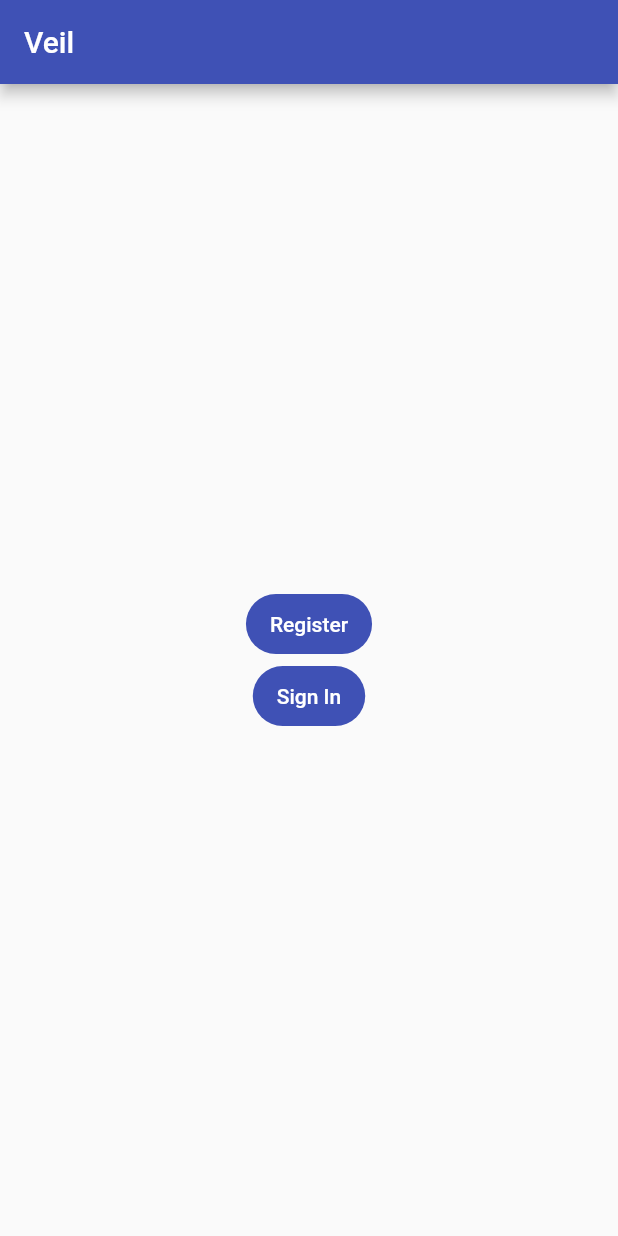
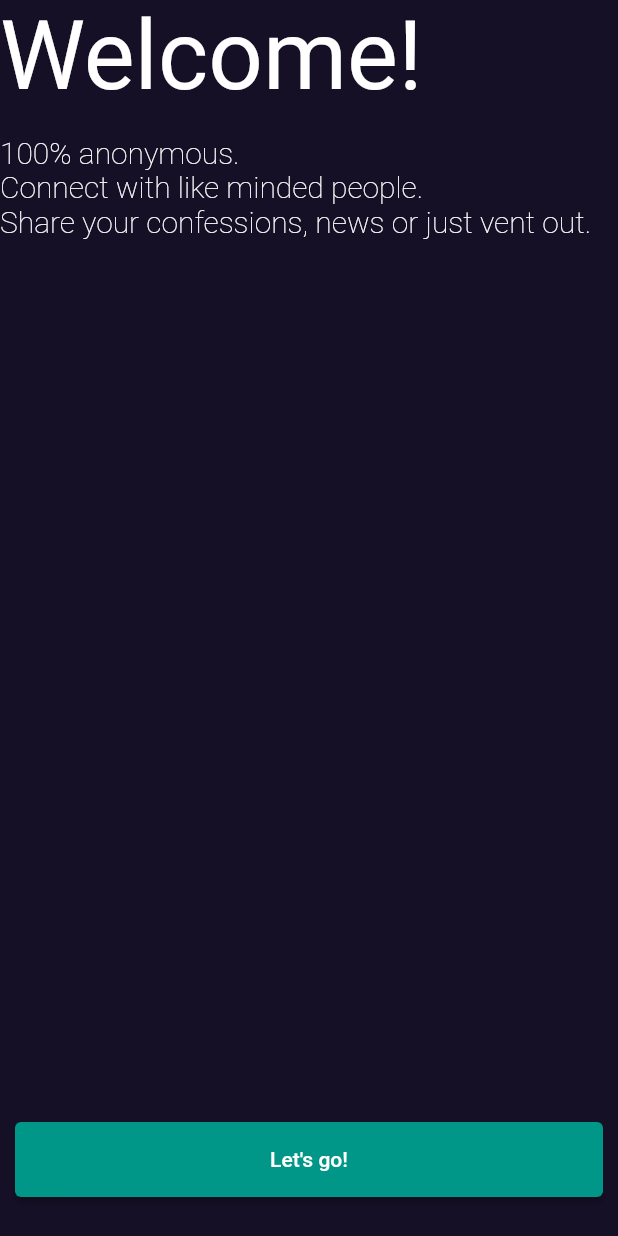
Before and after one commit to TheDevExperiment/flutter_app, a Flutter app: the screen it shows after launch, on a phone screen of 412 x 824 dp. Run offline on Flutter 3.47's test engine with Material 2 defaults, Android fonts, the phone set to English and light mode, and no system bars; our stand-ins replace shared_preferences.

Commit message:
Add one time welcome page

```diff
--- a/lib/src/app.dart
+++ b/lib/src/app.dart
@@ -1,5 +1,8 @@
 
 import 'package:flutter/material.dart';
+import 'package:shared_preferences/shared_preferences.dart';
+import 'package:veil/src/pages/home.dart';
+import 'package:veil/src/pages/register.dart';
 
 class App extends StatelessWidget {
   const App({super.key});
@@ -10,35 +13,18 @@ class App extends StatelessWidget {
     return MaterialApp(
       title: 'Veil',
       theme: ThemeData(
-        // This is the theme of your application.
-        //
-        // Try running your application with "flutter run". You'll see the
-        // application has a blue toolbar. Then, without quitting the app, try
-        // changing the primarySwatch below to Colors.green and then invoke
-        // "hot reload" (press "r" in the console where you ran "flutter run",
-        // or simply save your changes to "hot reload" in a Flutter IDE).
-        // Notice that the counter didn't reset back to zero; the application
-        // is not restarted.
-        primarySwatch: Colors.indigo,
+        primarySwatch: Colors.teal,
+        scaffoldBackgroundColor: const Color(0xFF151026)
       ),
-      home: const MyHomePage(title: 'Veil'),
+      home: MyHomePage(title: 'Veil'),
     );
   }
 }
 
 class MyHomePage extends StatefulWidget {
-  const MyHomePage({super.key, required this.title});
-
-  // This widget is the home page of your application. It is stateful, meaning
-  // that it has a State object (defined below) that contains fields that affect
-  // how it looks.
-
-  // This class is the configuration for the state. It holds the values (in this
-  // case the title) provided by the parent (in this case the App widget) and
-  // used by the build method of the State. Fields in a Widget subclass are
-  // always marked "final".
-
+  MyHomePage({super.key, required this.title});
   final String title;
+  bool showRegisterScreen = false;
 
   @override
   State<MyHomePage> createState() => _MyHomePageState();
@@ -46,45 +32,49 @@ class MyHomePage extends StatefulWidget {
 
 class _MyHomePageState extends State<MyHomePage> {
 
+  void showRegisterScreen() async {
+    final SharedPreferences prefs = await SharedPreferences.getInstance();
+    final String? token = prefs.getString('token');
+    setState(() {
+      widget.showRegisterScreen = (token == null);
+    });
+  }
+
+  void saveToken() async {
+    final SharedPreferences prefs = await SharedPreferences.getInstance();
+    // make network call here to get token
+    prefs.setString('token', "12356");
+  }
+
+  @override
+  void initState() {
+    super.initState();
+    showRegisterScreen();
+  }
+
   @override
   Widget build(BuildContext context) {
-    // This method is rerun every time setState is called, for instance as done
-    // by the _incrementCounter method above.
-    //
-    // The Flutter framework has been optimized to make rerunning build methods
-    // fast, so that you can just rebuild anything that needs updating rather
-    // than having to individually change instances of widgets.
-    return Scaffold(
-      appBar: AppBar(
-        // Here we take the value from the MyHomePage object that was created by
-        // the App.build method, and use it to set our appbar title.
-        title: Text(widget.title),
-      ),
-      body: Center(
-        // Center is a layout widget. It takes a single child and positions it
-        // in the middle of the parent.
-        child: Column(
-          // Column is also a layout widget. It takes a list of children and
-          // arranges them vertically. By default, it sizes itself to fit its
-          // children horizontally, and tries to be as tall as its parent.
-          //
-          // Invoke "debug painting" (press "p" in the console, choose the
-          // "Toggle Debug Paint" action from the Flutter Inspector in Android
-          // Studio, or the "Toggle Debug Paint" command in Visual Studio Code)
-          // to see the wireframe for each widget.
-          //
-          // Column has various properties to control how it sizes itself and
-          // how it positions its children. Here we use mainAxisAlignment to
-          // center the children vertically; the main axis here is the vertical
-          // axis because Columns are vertical (the cross axis would be
-          // horizontal).
-          mainAxisAlignment: MainAxisAlignment.center,
-          children: <Widget>[
-            FilledButton.tonal(onPressed: (){}, child: const Text("Register")),
-            FilledButton(onPressed: (){}, child: const Text("Sign In"))
-          ],
+    if (widget.showRegisterScreen) {
+      return Scaffold(
+      body: const SafeArea(child: RegisterPage(),),
+      floatingActionButtonLocation: FloatingActionButtonLocation.centerFloat,
+      floatingActionButton: Container(
+        height: 50,
+        margin: const EdgeInsets.all(10),
+        child: ElevatedButton(onPressed: () => {
+          saveToken(),
+          Navigator.pop(context), //clearing the stack(bug: find better way)
+          Navigator.push(
+          context,
+          MaterialPageRoute(builder: (context) => const Home()),
+        ),
+        },child: const Center(child: Text("Let's go!"))
         ),
       ),
     );
+    }
+    return const Scaffold(
+      body: SafeArea(child: Home(),),
+    );
   }
 }
--- a/lib/src/pages/register.dart
+++ b/lib/src/pages/register.dart
@@ -0,0 +1,19 @@
+import 'package:flutter/material.dart';
+
+class RegisterPage extends StatelessWidget {
+  const RegisterPage({super.key});
+
+  @override
+  Widget build(BuildContext context) {
+    return Column(
+      crossAxisAlignment: CrossAxisAlignment.start,
+      children:  const [
+        Text("Welcome!", style: TextStyle(color: Colors.white, fontSize: 64, fontWeight: FontWeight.w400)),
+         SizedBox(height: 15),
+        Text("100% anonymous.\nConnect with like minded people.\nShare your confessions, news or just vent out.", style: TextStyle(color: Colors.white, fontSize: 20, fontWeight: FontWeight.w200)),
+
+      ]
+    );
+  }
+
+}
--- a/pubspec.yaml
+++ b/pubspec.yaml
@@ -30,6 +30,7 @@ environment:
 dependencies:
   flutter:
     sdk: flutter
+  shared_preferences: 2.1.0
 
 
   # The following adds the Cupertino Icons font to your application.
```
Also changed, not shown: lib/src/pages/home.dart (+14 -0 lines), pubspec.lock, 10 other files.
